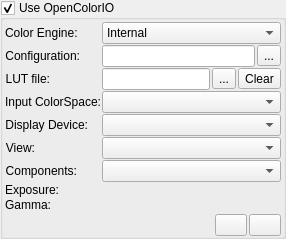
Old version of the form plugins/dockers/lut/wdglut.ui in the repository KDE/krita.
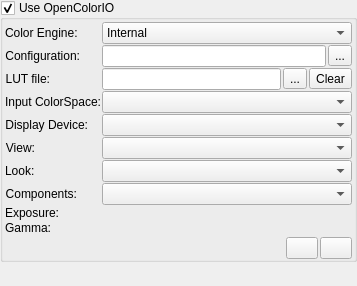
New version of the form. Custom widgets are drawn as their Qt base class.

Commit message:
Add OCIO Look support.
The code is based of that of Blender, as I couldn't figure out how else to
apply looks. The OCIO api wasn't clear about it, nor could I find much information,
but it somewhat works and doesn't crash.

Auditors: rempt, dkazakov

```diff
--- a/plugins/dockers/lut/wdglut.ui
+++ b/plugins/dockers/lut/wdglut.ui
@@ -2,6 +2,14 @@
 <ui version="4.0">
  <class>WdgLut</class>
  <widget class="QWidget" name="WdgLut">
+  <property name="geometry">
+   <rect>
+    <x>0</x>
+    <y>0</y>
+    <width>357</width>
+    <height>286</height>
+   </rect>
+  </property>
   <layout class="QVBoxLayout" name="verticalLayout_2" stretch="0,1">
    <property name="spacing">
     <number>0</number>
@@ -88,7 +96,7 @@
           </property>
          </widget>
         </item>
-        <item row="6" column="0">
+        <item row="7" column="0">
          <widget class="QLabel" name="label_5">
           <property name="text">
            <string>Components:</string>
@@ -121,7 +129,7 @@
           </property>
          </widget>
         </item>
-        <item row="7" column="0">
+        <item row="8" column="0">
          <widget class="QLabel" name="label_7">
           <property name="text">
            <string>Exposure:</string>
@@ -147,8 +155,8 @@
           </property>
          </widget>
         </item>
-        <item row="7" column="1">
-         <widget class="KisDoubleWidget" name="m_exposureDoubleWidget">
+        <item row="8" column="1">
+         <widget class="KisDoubleWidget" name="m_exposureDoubleWidget" native="true">
           <property name="sizePolicy">
            <sizepolicy hsizetype="Expanding" vsizetype="Preferred">
             <horstretch>0</horstretch>
@@ -232,7 +240,7 @@
           </item>
          </layout>
         </item>
-        <item row="6" column="1">
+        <item row="7" column="1">
          <widget class="SqueezedComboBox" name="m_cmbComponents">
           <property name="sizePolicy">
            <sizepolicy hsizetype="Expanding" vsizetype="Fixed">
@@ -242,8 +250,8 @@
           </property>
          </widget>
         </item>
-        <item row="8" column="1">
-         <widget class="KisDoubleWidget" name="m_gammaDoubleWidget">
+        <item row="9" column="1">
+         <widget class="KisDoubleWidget" name="m_gammaDoubleWidget" native="true">
           <property name="sizePolicy">
            <sizepolicy hsizetype="Expanding" vsizetype="Preferred">
             <horstretch>0</horstretch>
@@ -252,7 +260,7 @@
           </property>
          </widget>
         </item>
-        <item row="8" column="0">
+        <item row="9" column="0">
          <widget class="QLabel" name="label_8">
           <property name="text">
            <string>Gamma:</string>
@@ -310,6 +318,23 @@
           </item>
          </widget>
         </item>
+        <item row="6" column="0">
+         <widget class="QLabel" name="m_lblLook">
+          <property name="text">
+           <string>Look:</string>
+          </property>
+         </widget>
+        </item>
+        <item row="6" column="1">
+         <widget class="SqueezedComboBox" name="m_cmbLook">
+          <property name="sizePolicy">
+           <sizepolicy hsizetype="Expanding" vsizetype="Fixed">
+            <horstretch>0</horstretch>
+            <verstretch>0</verstretch>
+           </sizepolicy>
+          </property>
+         </widget>
+        </item>
        </layout>
       </item>
       <item>
@@ -328,6 +353,12 @@
           <property name="orientation">
            <enum>Qt::Horizontal</enum>
           </property>
+          <property name="sizeHint" stdset="0">
+           <size>
+            <width>0</width>
+            <height>0</height>
+           </size>
+          </property>
          </spacer>
         </item>
         <item>
```
The commit also changes 3 other files.
